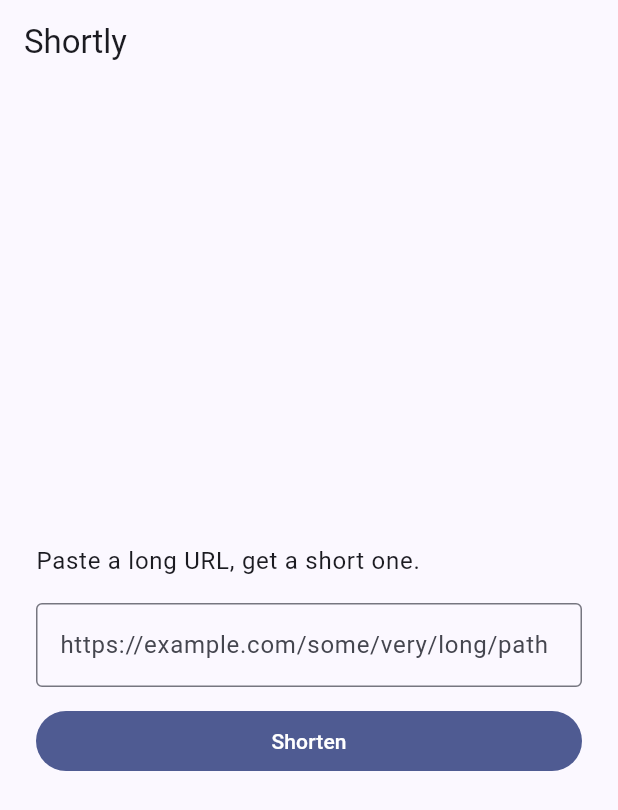
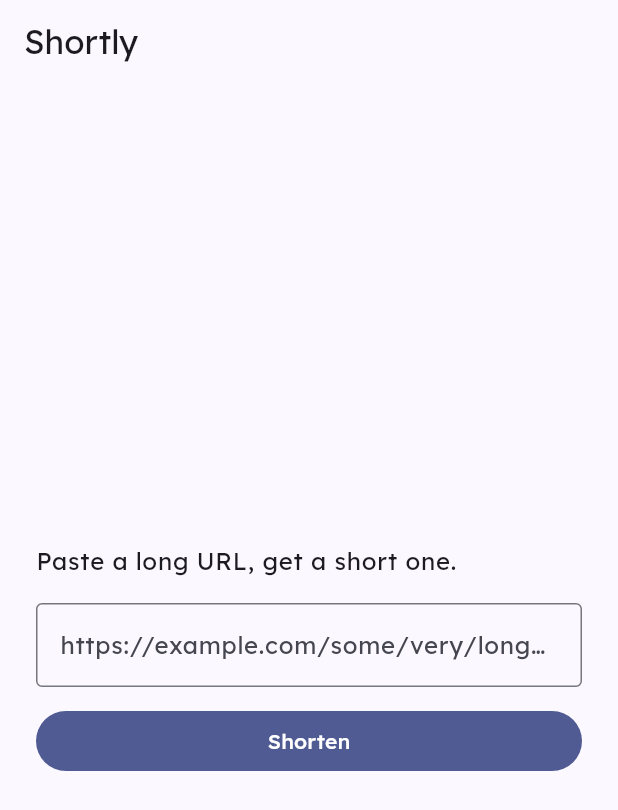
Before and after one commit to kevingcm/url-shortener, a Flutter app: the screen it shows after launch, on a phone screen of 412 x 824 dp. Shown: the top 810 px of the screen. Run offline on Flutter 3.47's test engine with Material 3 defaults, Android fonts, the phone set to English and light mode, and no system bars; our stand-ins replace google_fonts.

Commit message:
Switch to Lexend font app-wide via google_fonts package

```diff
--- a/app/lib/main.dart
+++ b/app/lib/main.dart
@@ -1,4 +1,5 @@
 import 'package:flutter/material.dart';
+import 'package:google_fonts/google_fonts.dart';
 import 'home_screen.dart';
 
 void main() {
@@ -10,12 +11,17 @@ class ShortlyApp extends StatelessWidget {
 
   @override
   Widget build(BuildContext context) {
+    final base = ThemeData(
+      colorScheme: ColorScheme.fromSeed(seedColor: const Color(0xFF667EEA)),
+      useMaterial3: true,
+    );
     return MaterialApp(
       title: 'Shortly',
       debugShowCheckedModeBanner: false,
-      theme: ThemeData(
-        colorScheme: ColorScheme.fromSeed(seedColor: const Color(0xFF667EEA)),
-        useMaterial3: true,
+      theme: base.copyWith(
+        // Lexend across the whole app. google_fonts fetches the files on
+        // first launch (cached after that); no .ttf bundling required.
+        textTheme: GoogleFonts.lexendTextTheme(base.textTheme),
       ),
       home: const HomeScreen(),
     );
--- a/app/pubspec.yaml
+++ b/app/pubspec.yaml
@@ -36,6 +36,7 @@ dependencies:
   cupertino_icons: ^1.0.8
   http: ^1.6.0
   url_launcher: ^6.3.2
+  google_fonts: ^8.0.2
 
 dev_dependencies:
   flutter_test:
```
Also changed, not shown: app/pubspec.lock, 4 other files.
